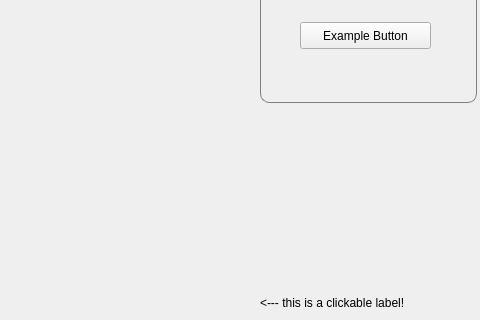
Above: resource/minebot_gui.ui from clearfield-robotics-ros/gui before the change; both pictures show x 420 to 900 and y 108 to 428 of the 900 by 671 pixel window. Below: the same form after it.
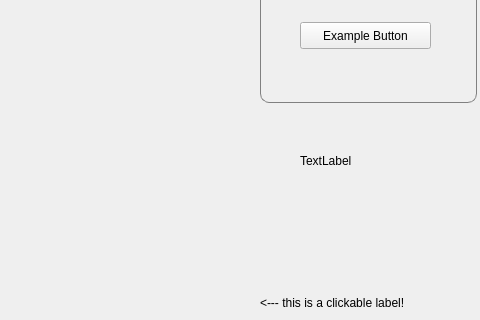
That is the form after the change. Icons and pictures are not drawn. Custom widgets are drawn as their Qt base class.

The edit to the form file:
```diff
--- a/resource/minebot_gui.ui
+++ b/resource/minebot_gui.ui
@@ -162,6 +162,19 @@
     <string>&lt;html&gt;&lt;head/&gt;&lt;body&gt;&lt;p&gt;&amp;lt;--- this is a clickable label!&lt;/p&gt;&lt;p&gt;It emits &amp;quot;signals&amp;quot; used by&lt;/p&gt;&lt;p&gt;Qt &amp;quot;slots.&amp;quot;  It is a custom widget&lt;/p&gt;&lt;p&gt;that inherits from a QLabel.&lt;/p&gt;&lt;/body&gt;&lt;/html&gt;</string>
    </property>
   </widget>
+  <widget class="QLabel" name="label">
+   <property name="geometry">
+    <rect>
+     <x>720</x>
+     <y>260</y>
+     <width>67</width>
+     <height>17</height>
+    </rect>
+   </property>
+   <property name="text">
+    <string>TextLabel</string>
+   </property>
+  </widget>
  </widget>
  <customwidgets>
   <customwidget>
```
